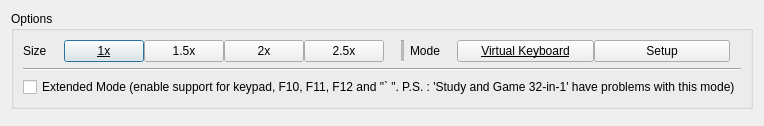
Above: src/gui/designer/dlgKeyboard.ui from punesemu/puNES before the change. Below: the same form after it.
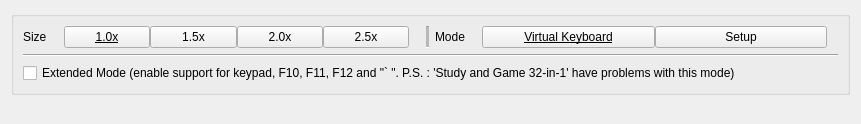
That is the form after the change. Icons and pictures are not drawn. Custom widgets are drawn as their Qt base class.

Diff of the .ui file:
```diff
--- a/src/gui/designer/dlgKeyboard.ui
+++ b/src/gui/designer/dlgKeyboard.ui
@@ -1,30 +1,23 @@
 <?xml version="1.0" encoding="UTF-8"?>
 <ui version="4.0">
  <class>dlgKeyboard</class>
- <widget class="QDialog" name="dlgKeyboard">
+ <widget class="QWidget" name="dlgKeyboard">
   <property name="geometry">
    <rect>
     <x>0</x>
     <y>0</y>
     <width>861</width>
-    <height>151</height>
+    <height>124</height>
    </rect>
   </property>
   <property name="windowTitle">
    <string notr="true">Virtual Keyboard</string>
   </property>
-  <property name="windowIcon">
-   <iconset resource="resources.qrc">
-    <normaloff>:/icon/icons/application.png</normaloff>:/icon/icons/application.png</iconset>
-  </property>
   <layout class="QVBoxLayout" name="layout_dlgKeyboard">
-   <property name="sizeConstraint">
-    <enum>QLayout::SetFixedSize</enum>
-   </property>
    <item>
     <widget class="QGroupBox" name="groupBox_Options">
      <property name="title">
-      <string>Options</string>
+      <string/>
      </property>
      <layout class="QVBoxLayout" name="verticalLayout_Options">
       <item>
@@ -71,7 +64,7 @@
               </font>
              </property>
              <property name="text">
-              <string>1x</string>
+              <string>1.0x</string>
              </property>
              <property name="checkable">
               <bool>true</bool>
@@ -96,7 +89,7 @@
            <item>
             <widget class="themePushButton" name="pushButton_Size_20x">
              <property name="text">
-              <string>2x</string>
+              <string>2.0x</string>
              </property>
              <property name="checkable">
               <bool>true</bool>
@@ -249,7 +242,7 @@
    <item>
     <widget class="wdgKeyboard" name="keyboard" native="true">
      <property name="sizePolicy">
-      <sizepolicy hsizetype="Preferred" vsizetype="Expanding">
+      <sizepolicy hsizetype="Minimum" vsizetype="Minimum">
        <horstretch>0</horstretch>
        <verstretch>0</verstretch>
       </sizepolicy>
@@ -259,6 +252,11 @@
   </layout>
  </widget>
  <customwidgets>
+  <customwidget>
+   <class>themePushButton</class>
+   <extends>QPushButton</extends>
+   <header>theme.hpp</header>
+  </customwidget>
   <customwidget>
    <class>wdgKeyboard</class>
    <extends>QWidget</extends>
```
